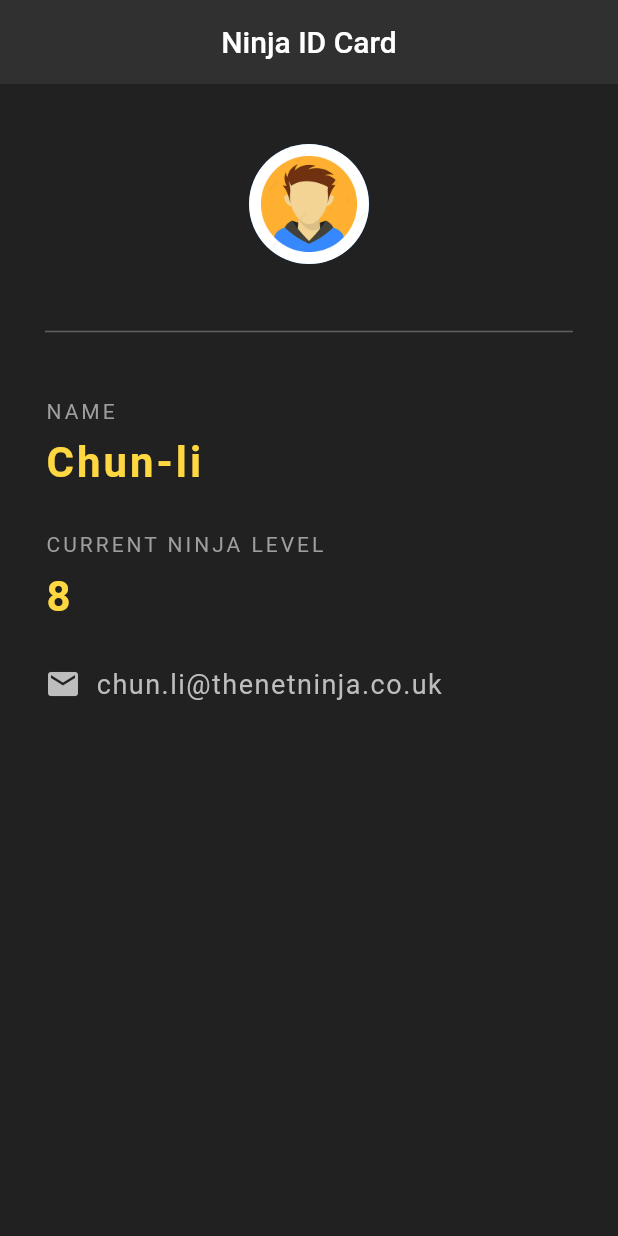
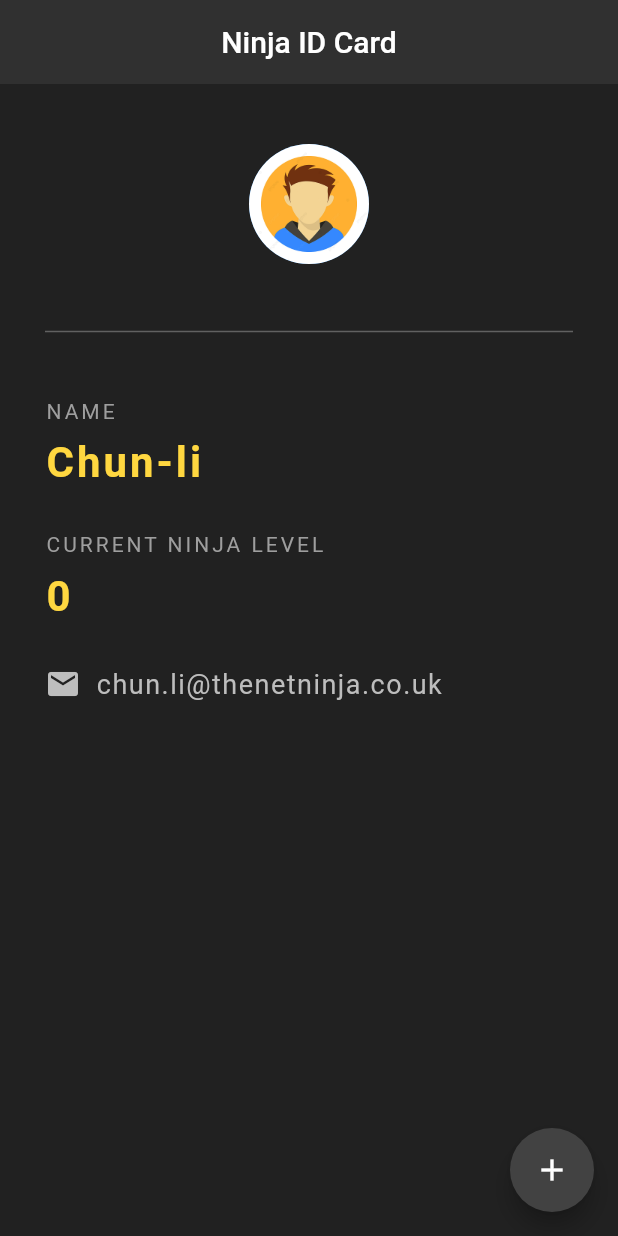
Before and after one commit to s1m3l4n3/first-flutter-app, a Flutter app: the screen it shows after launch, on a phone screen of 412 x 824 dp. Run offline on Flutter 3.47's test engine with Material 2 defaults, Android fonts, the phone set to English and light mode, and no system bars.

Commit message:
Ninja App stateful

```diff
--- a/lib/main.dart
+++ b/lib/main.dart
@@ -6,7 +6,14 @@ void main() {
   ));
 }
 
-class NinjaCard extends StatelessWidget {
+class NinjaCard extends StatefulWidget {
+  @override
+  State<NinjaCard> createState() => _NinjaCardState();
+}
+
+class _NinjaCardState extends State<NinjaCard> {
+  int ninjaLevel = 0;
+
   @override
   Widget build(BuildContext context) {
     return Scaffold(
@@ -16,6 +23,17 @@ class NinjaCard extends StatelessWidget {
         backgroundColor: Colors.grey[850],
         centerTitle: true,
         elevation: 0.0,
+      ),
+      floatingActionButton: FloatingActionButton(
+        onPressed: () {
+          setState(() {
+            ninjaLevel++;
+          });
+        },
+        backgroundColor: Colors.grey[800],
+        child: const Icon(
+          Icons.add
+        ),
       ),
       body: Padding(
         padding: const EdgeInsets.fromLTRB(30.0, 40.0, 30.0, 0),
@@ -29,7 +47,7 @@ class NinjaCard extends StatelessWidget {
             columnSpaceBig(),
             labelText('CURRENT NINJA LEVEL'),
             columnSpaceSmall(),
-            contentText('8'),
+            contentText('$ninjaLevel'),
             columnSpaceBig(),
             emailText('chun.li@thenetninja.co.uk')
           ],
```
